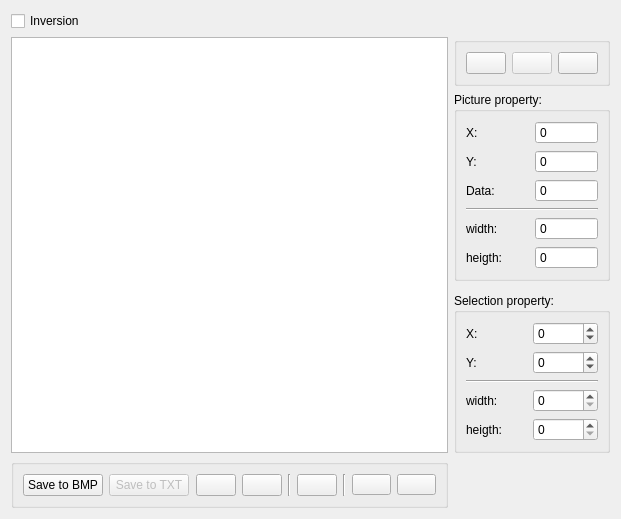
Old version of the form viewer/viewer_widget.ui in the repository verbkinm2/WTF_Viewer.
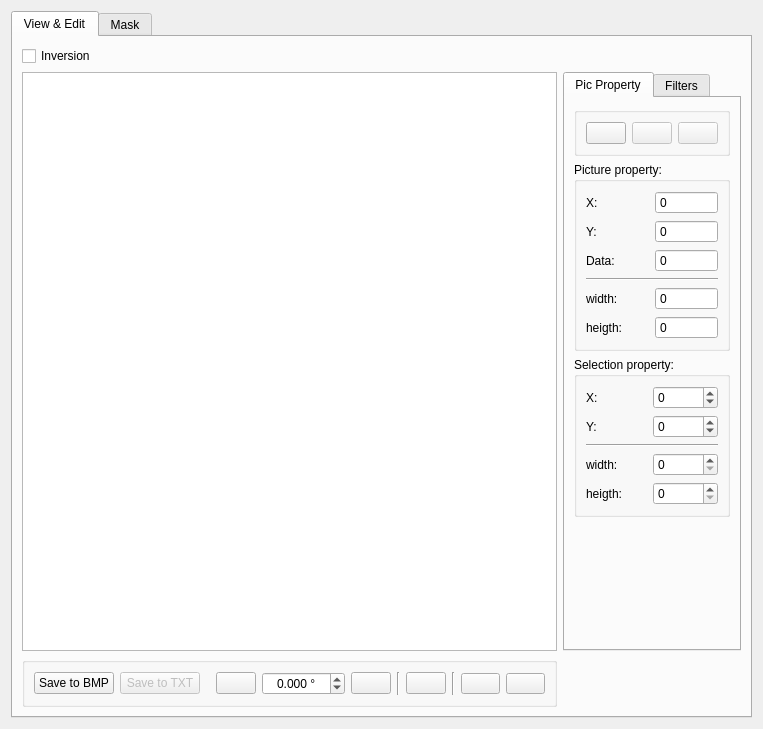
New version of the form. Icons and pictures are not drawn. Custom widgets are drawn as their Qt base class.

Diff of the .ui file:
```diff
--- a/viewer/viewer_widget.ui
+++ b/viewer/viewer_widget.ui
@@ -6,15 +6,53 @@
    <rect>
     <x>0</x>
     <y>0</y>
-    <width>621</width>
-    <height>477</height>
+    <width>763</width>
+    <height>729</height>
    </rect>
   </property>
   <property name="windowTitle">
    <string>Form</string>
   </property>
   <layout class="QGridLayout" name="gridLayout_3">
-   <item row="1" column="1">
+   <item row="0" column="0">
+    <widget class="QTabWidget" name="tabWidget">
+     <property name="currentIndex">
+      <number>0</number>
+     </property>
+     <property name="usesScrollButtons">
+      <bool>true</bool>
+     </property>
+     <property name="documentMode">
+      <bool>false</bool>
+     </property>
+     <widget class="QWidget" name="tab">
+      <attribute name="title">
+       <string>View &amp;&amp; Edit</string>
+      </attribute>
+      <layout class="QGridLayout" name="gridLayout_4" rowstretch="1,1,1,0" columnstretch="1,0,0">
+       <item row="1" column="2" rowspan="2">
+        <widget class="QTabWidget" name="tabWidgetRight">
+         <property name="maximumSize">
+          <size>
+           <width>16777215</width>
+           <height>16777215</height>
+          </size>
+         </property>
+         <property name="tabPosition">
+          <enum>QTabWidget::North</enum>
+         </property>
+         <property name="tabShape">
+          <enum>QTabWidget::Rounded</enum>
+         </property>
+         <property name="currentIndex">
+          <number>0</number>
+         </property>
+         <widget class="QWidget" name="twrProperty">
+          <attribute name="title">
+           <string>Pic Property</string>
+          </attribute>
+          <layout class="QVBoxLayout" name="verticalLayout_5">
+           <item>
     <widget class="QGroupBox" name="edit_panel">
      <property name="title">
       <string/>
@@ -69,7 +107,7 @@
       <item>
        <widget class="QPushButton" name="cut_button">
         <property name="enabled">
-         <bool>true</bool>
+                 <bool>false</bool>
         </property>
         <property name="toolTip">
          <string>cut</string>
@@ -86,17 +124,349 @@
      </layout>
     </widget>
    </item>
+           <item>
+            <widget class="QGroupBox" name="data_panel">
+             <property name="title">
+              <string>Picture property:</string>
+             </property>
+             <layout class="QGridLayout" name="gridLayout">
+              <item row="2" column="0">
+               <widget class="QLabel" name="label_2">
+                <property name="text">
+                 <string>Y:</string>
+                </property>
+               </widget>
+              </item>
+              <item row="3" column="1">
+               <widget class="QSpinBox" name="data">
+                <property name="toolTip">
+                 <string>Data in &quot;pixel&quot;</string>
+                </property>
+                <property name="readOnly">
+                 <bool>true</bool>
+                </property>
+                <property name="buttonSymbols">
+                 <enum>QAbstractSpinBox::NoButtons</enum>
+                </property>
+                <property name="minimum">
+                 <number>0</number>
+                </property>
+                <property name="maximum">
+                 <number>65535</number>
+                </property>
+               </widget>
+              </item>
+              <item row="7" column="1">
+               <widget class="QSpinBox" name="heigth">
+                <property name="toolTip">
+                 <string>height of picture</string>
+                </property>
+                <property name="readOnly">
+                 <bool>true</bool>
+                </property>
+                <property name="buttonSymbols">
+                 <enum>QAbstractSpinBox::NoButtons</enum>
+                </property>
+                <property name="showGroupSeparator" stdset="0">
+                 <bool>false</bool>
+                </property>
+                <property name="maximum">
+                 <number>65535</number>
+                </property>
+               </widget>
+              </item>
+              <item row="1" column="1">
+               <widget class="QSpinBox" name="x">
+                <property name="toolTip">
+                 <string>X mouse position</string>
+                </property>
+                <property name="wrapping">
+                 <bool>false</bool>
+                </property>
+                <property name="readOnly">
+                 <bool>true</bool>
+                </property>
+                <property name="buttonSymbols">
+                 <enum>QAbstractSpinBox::NoButtons</enum>
+                </property>
+                <property name="minimum">
+                 <number>-65535</number>
+                </property>
+                <property name="maximum">
+                 <number>65535</number>
+                </property>
+                <property name="value">
+                 <number>0</number>
+                </property>
+               </widget>
+              </item>
+              <item row="2" column="1">
+               <widget class="QSpinBox" name="y">
+                <property name="toolTip">
+                 <string>Y mouse position</string>
+                </property>
+                <property name="readOnly">
+                 <bool>true</bool>
+                </property>
+                <property name="buttonSymbols">
+                 <enum>QAbstractSpinBox::NoButtons</enum>
+                </property>
+                <property name="minimum">
+                 <number>-65535</number>
+                </property>
+                <property name="maximum">
+                 <number>65535</number>
+                </property>
+               </widget>
+              </item>
+              <item row="1" column="0">
+               <widget class="QLabel" name="label">
+                <property name="text">
+                 <string>X:</string>
+                </property>
+               </widget>
+              </item>
+              <item row="4" column="0" colspan="2">
+               <widget class="Line" name="line">
+                <property name="orientation">
+                 <enum>Qt::Horizontal</enum>
+                </property>
+               </widget>
+              </item>
+              <item row="7" column="0">
+               <widget class="QLabel" name="label_5">
+                <property name="text">
+                 <string>heigth:</string>
+                </property>
+               </widget>
+              </item>
+              <item row="5" column="1">
+               <widget class="QSpinBox" name="width">
+                <property name="toolTip">
+                 <string>width of picture</string>
+                </property>
+                <property name="wrapping">
+                 <bool>true</bool>
+                </property>
+                <property name="readOnly">
+                 <bool>true</bool>
+                </property>
+                <property name="buttonSymbols">
+                 <enum>QAbstractSpinBox::NoButtons</enum>
+                </property>
+                <property name="minimum">
+                 <number>0</number>
+                </property>
+                <property name="maximum">
+                 <number>65535</number>
+                </property>
+               </widget>
+              </item>
+              <item row="5" column="0">
+               <widget class="QLabel" name="label_4">
+                <property name="text">
+                 <string>width:</string>
+                </property>
+               </widget>
+              </item>
+              <item row="3" column="0">
+               <widget class="QLabel" name="label_3">
+                <property name="text">
+                 <string>Data:</string>
+                </property>
+               </widget>
+              </item>
+             </layout>
+            </widget>
+           </item>
+           <item>
+            <widget class="QGroupBox" name="data_panel_selection">
+             <property name="enabled">
+              <bool>true</bool>
+             </property>
+             <property name="title">
+              <string>Selection property:</string>
+             </property>
+             <layout class="QGridLayout" name="gridLayout_2">
+              <item row="0" column="1">
+               <widget class="QSpinBox" name="x_selection">
+                <property name="toolTip">
+                 <string>X cordinate of frame</string>
+                </property>
+                <property name="wrapping">
+                 <bool>false</bool>
+                </property>
+                <property name="readOnly">
+                 <bool>false</bool>
+                </property>
+                <property name="buttonSymbols">
+                 <enum>QAbstractSpinBox::UpDownArrows</enum>
+                </property>
+                <property name="specialValueText">
+                 <string/>
+                </property>
+                <property name="showGroupSeparator" stdset="0">
+                 <bool>false</bool>
+                </property>
+                <property name="suffix">
+                 <string/>
+                </property>
+                <property name="minimum">
+                 <number>-65535</number>
+                </property>
+                <property name="maximum">
+                 <number>65535</number>
+                </property>
+               </widget>
+              </item>
+              <item row="3" column="1">
+               <widget class="QSpinBox" name="width_selection">
+                <property name="toolTip">
+                 <string>width of frame</string>
+                </property>
+                <property name="frame">
+                 <bool>true</bool>
+                </property>
+                <property name="readOnly">
+                 <bool>false</bool>
+                </property>
+                <property name="minimum">
+                 <number>0</number>
+                </property>
+                <property name="maximum">
+                 <number>65535</number>
+                </property>
+                <property name="singleStep">
+                 <number>1</number>
+                </property>
+                <property name="value">
+                 <number>0</number>
+                </property>
+               </widget>
+              </item>
+              <item row="4" column="1">
+               <widget class="QSpinBox" name="heigth_selection">
+                <property name="toolTip">
+                 <string>height of frame</string>
+                </property>
+                <property name="readOnly">
+                 <bool>false</bool>
+                </property>
+                <property name="accelerated">
+                 <bool>false</bool>
+                </property>
+                <property name="showGroupSeparator" stdset="0">
+                 <bool>false</bool>
+                </property>
+                <property name="minimum">
+                 <number>0</number>
+                </property>
+                <property name="maximum">
+                 <number>65535</number>
+                </property>
+                <property name="singleStep">
+                 <number>1</number>
+                </property>
+                <property name="value">
+                 <number>0</number>
+                </property>
+               </widget>
+              </item>
+              <item row="1" column="0">
+               <widget class="QLabel" name="label_9">
+                <property name="text">
+                 <string>Y:</string>
+                </property>
+               </widget>
+              </item>
+              <item row="1" column="1">
+               <widget class="QSpinBox" name="y_selection">
+                <property name="toolTip">
+                 <string>Y cordinate of frame</string>
+                </property>
+                <property name="readOnly">
+                 <bool>false</bool>
+                </property>
+                <property name="minimum">
+                 <number>-65535</number>
+                </property>
+                <property name="maximum">
+                 <number>65535</number>
+                </property>
+               </widget>
+              </item>
+              <item row="2" column="0" colspan="2">
+               <widget class="Line" name="line_3">
+                <property name="orientation">
+                 <enum>Qt::Horizontal</enum>
+                </property>
+               </widget>
+              </item>
    <item row="0" column="0">
-    <widget class="QCheckBox" name="inversion">
-     <property name="toolTip">
-      <string>negative of  image</string>
-     </property>
+               <widget class="QLabel" name="label_7">
+                <property name="text">
+                 <string>X:</string>
+                </property>
+               </widget>
+              </item>
+              <item row="3" column="0">
+               <widget class="QLabel" name="label_8">
      <property name="text">
-      <string>Inversion</string>
+                 <string>width:</string>
      </property>
     </widget>
    </item>
-   <item row="6" column="0">
+              <item row="4" column="0">
+               <widget class="QLabel" name="label_6">
+                <property name="text">
+                 <string>heigth:</string>
+                </property>
+               </widget>
+              </item>
+             </layout>
+            </widget>
+           </item>
+           <item>
+            <spacer name="verticalSpacer_2">
+             <property name="orientation">
+              <enum>Qt::Vertical</enum>
+             </property>
+             <property name="sizeHint" stdset="0">
+              <size>
+               <width>20</width>
+               <height>40</height>
+              </size>
+             </property>
+            </spacer>
+           </item>
+          </layout>
+         </widget>
+         <widget class="QWidget" name="twrFilter">
+          <attribute name="title">
+           <string>Filters</string>
+          </attribute>
+          <layout class="QVBoxLayout" name="verticalLayout_6">
+           <item>
+            <widget class="ClogFilterPanel" name="clogFilterPanel" native="true"/>
+           </item>
+           <item>
+            <spacer name="verticalSpacer">
+             <property name="orientation">
+              <enum>Qt::Vertical</enum>
+             </property>
+             <property name="sizeHint" stdset="0">
+              <size>
+               <width>116</width>
+               <height>15</height>
+              </size>
+             </property>
+            </spacer>
+           </item>
+          </layout>
+         </widget>
+        </widget>
+       </item>
+       <item row="3" column="0">
     <widget class="QGroupBox" name="button_panel">
      <property name="enabled">
       <bool>true</bool>
@@ -170,6 +540,37 @@
         </property>
        </widget>
       </item>
+          <item>
+           <widget class="QDoubleSpinBox" name="angle">
+            <property name="wrapping">
+             <bool>false</bool>
+            </property>
+            <property name="frame">
+             <bool>true</bool>
+            </property>
+            <property name="alignment">
+             <set>Qt::AlignCenter</set>
+            </property>
+            <property name="specialValueText">
+             <string/>
+            </property>
+            <property name="suffix">
+             <string> °</string>
+            </property>
+            <property name="decimals">
+             <number>3</number>
+            </property>
+            <property name="minimum">
+             <double>-360.000000000000000</double>
+            </property>
+            <property name="maximum">
+             <double>360.000000000000000</double>
+            </property>
+            <property name="singleStep">
+             <double>0.100000000000000</double>
+            </property>
+           </widget>
+          </item>
       <item>
        <widget class="QPushButton" name="rotate_minus">
         <property name="enabled">
@@ -267,7 +668,7 @@
      </layout>
     </widget>
    </item>
-   <item row="1" column="0" rowspan="5">
+       <item row="1" column="0" rowspan="2">
     <widget class="QGraphicsView" name="graphicsView">
      <property name="frameShape">
       <enum>QFrame::StyledPanel</enum>
@@ -327,323 +728,126 @@
      </property>
     </widget>
    </item>
-   <item row="2" column="1">
-    <widget class="QGroupBox" name="data_panel">
-     <property name="title">
-      <string>Picture property:</string>
-     </property>
-     <layout class="QGridLayout" name="gridLayout">
-      <item row="2" column="0">
-       <widget class="QLabel" name="label_2">
-        <property name="text">
-         <string>Y:</string>
-        </property>
-       </widget>
-      </item>
-      <item row="3" column="1">
-       <widget class="QSpinBox" name="data">
-        <property name="toolTip">
-         <string>Data in &quot;pixel&quot;</string>
-        </property>
-        <property name="readOnly">
-         <bool>true</bool>
-        </property>
-        <property name="buttonSymbols">
-         <enum>QAbstractSpinBox::NoButtons</enum>
-        </property>
-        <property name="minimum">
-         <number>0</number>
-        </property>
-        <property name="maximum">
-         <number>65535</number>
-        </property>
-       </widget>
-      </item>
-      <item row="7" column="1">
-       <widget class="QSpinBox" name="heigth">
-        <property name="toolTip">
-         <string>height of picture</string>
-        </property>
-        <property name="readOnly">
-         <bool>true</bool>
-        </property>
-        <property name="buttonSymbols">
-         <enum>QAbstractSpinBox::NoButtons</enum>
-        </property>
-        <property name="showGroupSeparator" stdset="0">
-         <bool>false</bool>
-        </property>
-        <property name="maximum">
-         <number>65535</number>
-        </property>
-       </widget>
-      </item>
-      <item row="1" column="1">
-       <widget class="QSpinBox" name="x">
-        <property name="toolTip">
-         <string>X mouse position</string>
-        </property>
-        <property name="wrapping">
-         <bool>false</bool>
-        </property>
-        <property name="readOnly">
-         <bool>true</bool>
-        </property>
-        <property name="buttonSymbols">
-         <enum>QAbstractSpinBox::NoButtons</enum>
-        </property>
-        <property name="minimum">
-         <number>-65535</number>
-        </property>
-        <property name="maximum">
-         <number>65535</number>
-        </property>
-        <property name="value">
-         <number>0</number>
-        </property>
-       </widget>
-      </item>
-      <item row="2" column="1">
-       <widget class="QSpinBox" name="y">
-        <property name="toolTip">
-         <string>Y mouse position</string>
-        </property>
-        <property name="readOnly">
-         <bool>true</bool>
-        </property>
-        <property name="buttonSymbols">
-         <enum>QAbstractSpinBox::NoButtons</enum>
-        </property>
-        <property name="minimum">
-         <number>-65535</number>
-        </property>
-        <property name="maximum">
-         <number>65535</number>
-        </property>
-       </widget>
-      </item>
-      <item row="1" column="0">
-       <widget class="QLabel" name="label">
-        <property name="text">
-         <string>X:</string>
-        </property>
-       </widget>
-      </item>
-      <item row="4" column="0" colspan="2">
-       <widget class="Line" name="line">
-        <property name="orientation">
-         <enum>Qt::Horizontal</enum>
-        </property>
-       </widget>
-      </item>
-      <item row="7" column="0">
-       <widget class="QLabel" name="label_5">
-        <property name="text">
-         <string>heigth:</string>
-        </property>
-       </widget>
-      </item>
-      <item row="5" column="1">
-       <widget class="QSpinBox" name="width">
-        <property name="toolTip">
-         <string>width of picture</string>
-        </property>
-        <property name="wrapping">
-         <bool>true</bool>
-        </property>
-        <property name="readOnly">
-         <bool>true</bool>
-        </property>
-        <property name="buttonSymbols">
-         <enum>QAbstractSpinBox::NoButtons</enum>
-        </property>
-        <property name="minimum">
-         <number>0</number>
-        </property>
-        <property name="maximum">
-         <number>65535</number>
-        </property>
-       </widget>
-      </item>
-      <item row="5" column="0">
-       <widget class="QLabel" name="label_4">
-        <property name="text">
-         <string>width:</string>
-        </property>
-       </widget>
-      </item>
-      <item row="3" column="0">
-       <widget class="QLabel" name="label_3">
-        <property name="text">
-         <string>Data:</string>
-        </property>
-       </widget>
-      </item>
-     </layout>
-    </widget>
-   </item>
-   <item row="5" column="1">
-    <spacer name="verticalSpacer">
-     <property name="orientation">
-      <enum>Qt::Vertical</enum>
-     </property>
-     <property name="sizeHint" stdset="0">
-      <size>
-       <width>20</width>
-       <height>40</height>
-      </size>
-     </property>
-    </spacer>
-   </item>
-   <item row="4" column="1">
-    <widget class="QGroupBox" name="data_panel_selection">
-     <property name="enabled">
-      <bool>true</bool>
-     </property>
-     <property name="title">
-      <string>Selection property:</string>
-     </property>
-     <layout class="QGridLayout" name="gridLayout_2">
-      <item row="1" column="0">
-       <widget class="QLabel" name="label_9">
-        <property name="text">
-         <string>Y:</string>
-        </property>
-       </widget>
-      </item>
-      <item row="0" column="1">
-       <widget class="QSpinBox" name="x_selection">
-        <property name="toolTip">
-         <string>X cordinate of frame</string>
-        </property>
-        <property name="wrapping">
-         <bool>false</bool>
-        </property>
-        <property name="readOnly">
-         <bool>false</bool>
-        </property>
-        <property name="buttonSymbols">
-         <enum>QAbstractSpinBox::UpDownArrows</enum>
-        </property>
-        <property name="specialValueText">
-         <string/>
-        </property>
-        <property name="showGroupSeparator" stdset="0">
-         <bool>false</bool>
-        </property>
-        <property name="suffix">
-         <string/>
-        </property>
-        <property name="minimum">
-         <number>-65535</number>
-        </property>
-        <property name="maximum">
-         <number>65535</number>
-        </property>
-       </widget>
-      </item>
-      <item row="1" column="1">
-       <widget class="QSpinBox" name="y_selection">
-        <property name="toolTip">
-         <string>Y cordinate of frame</string>
-        </property>
-        <property name="readOnly">
-         <bool>false</bool>
-        </property>
-        <property name="minimum">
-         <number>-65535</number>
-        </property>
-        <property name="maximum">
-         <number>65535</number>
-        </property>
-       </widget>
-      </item>
-      <item row="4" column="1">
-       <widget class="QSpinBox" name="heigth_selection">
-        <property name="toolTip">
-         <string>height of frame</string>
-        </property>
-        <property name="readOnly">
-         <bool>false</bool>
-        </property>
-        <property name="accelerated">
-         <bool>false</bool>
-        </property>
-        <property name="showGroupSeparator" stdset="0">
-         <bool>false</bool>
-        </property>
-        <property name="minimum">
-         <number>0</number>
-        </property>
-        <property name="maximum">
-         <number>65535</number>
-        </property>
-        <property name="singleStep">
-         <number>1</number>
-        </property>
-        <property name="value">
-         <number>0</number>
-        </property>
-       </widget>
-      </item>
-      <item row="4" column="0">
-       <widget class="QLabel" name="label_6">
-        <property name="text">
-         <string>heigth:</string>
-        </property>
-       </widget>
-      </item>
-      <item row="3" column="1">
-       <widget class="QSpinBox" name="width_selection">
-        <property name="toolTip">
-         <string>width of frame</string>
-        </property>
-        <property name="frame">
-         <bool>true</bool>
-        </property>
-        <property name="readOnly">
-         <bool>false</bool>
-        </property>
-        <property name="minimum">
-         <number>0</number>
-        </property>
-        <property name="maximum">
-         <number>65535</number>
-        </property>
-        <property name="singleStep">
-         <number>1</number>
-        </property>
-        <property name="value">
-         <number>0</number>
-        </property>
-       </widget>
-      </item>
-      <item row="3" column="0">
-       <widget class="QLabel" name="label_8">
-        <property name="text">
-         <string>width:</string>
-        </property>
-       </widget>
-      </item>
       <item row="0" column="0">
-       <widget class="QLabel" name="label_7">
+        <widget class="QCheckBox" name="inversion">
+         <property name="toolTip">
+          <string>negative of  image</string>
+         </property>
         <property name="text">
-         <string>X:</string>
+          <string>Inversion</string>
         </property>
        </widget>
       </item>
-      <item row="2" column="0" colspan="2">
-       <widget class="Line" name="line_3">
-        <property name="orientation">
-         <enum>Qt::Horizontal</enum>
-        </property>
+      </layout>
+     </widget>
+     <widget class="QWidget" name="tab_2">
+      <attribute name="title">
+       <string>Mask</string>
+      </attribute>
+      <layout class="QGridLayout" name="gridLayout_5">
+       <item row="0" column="1">
+        <widget class="QGroupBox" name="groupBox">
+         <property name="title">
+          <string>Origin:</string>
+         </property>
+         <layout class="QVBoxLayout" name="verticalLayout">
+          <item>
+           <widget class="QGraphicsView" name="graphicsView_Origin">
+            <property name="backgroundBrush">
+             <brush brushstyle="SolidPattern">
+              <color alpha="255">
+               <red>200</red>
+               <green>200</green>
+               <blue>200</blue>
+              </color>
+             </brush>
+            </property>
        </widget>
       </item>
      </layout>
     </widget>
    </item>
-  </layout>
- </widget>
+       <item row="1" column="1">
+        <widget class="QGroupBox" name="groupBox_2">
+         <property name="title">
+          <string>Mask:</string>
+         </property>
+         <layout class="QVBoxLayout" name="verticalLayout_2">
+          <item>
+           <widget class="QGraphicsView" name="graphicsView_Mask">
+            <property name="backgroundBrush">
+             <brush brushstyle="SolidPattern">
+              <color alpha="255">
+               <red>200</red>
+               <green>200</green>
+               <blue>200</blue>
+              </color>
+             </brush>
+            </property>
+           </widget>
+          </item>
+         </layout>
+        </widget>
+       </item>
+       <item row="1" column="2">
+        <widget class="QGroupBox" name="groupBox_4">
+         <property name="title">
+          <string>Log:</string>
+         </property>
+         <layout class="QVBoxLayout" name="verticalLayout_4">
+          <item>
+           <widget class="QTextEdit" name="textEdit">
+            <property name="readOnly">
+             <bool>true</bool>
+            </property>
+            <property name="html">
+             <string>&lt;!DOCTYPE HTML PUBLIC &quot;-//W3C//DTD HTML 4.0//EN&quot; &quot;http://www.w3.org/TR/REC-html40/strict.dtd&quot;&gt;
+&lt;html&gt;&lt;head&gt;&lt;meta name=&quot;qrichtext&quot; content=&quot;1&quot; /&gt;&lt;style type=&quot;text/css&quot;&gt;
+p, li { white-space: pre-wrap; }
+&lt;/style&gt;&lt;/head&gt;&lt;body style=&quot; font-family:'MS Shell Dlg 2'; font-size:8.25pt; font-weight:400; font-style:normal;&quot;&gt;
+&lt;p align=&quot;center&quot; style=&quot; margin-top:0px; margin-bottom:0px; margin-left:0px; margin-right:0px; -qt-block-indent:0; text-indent:0px;&quot;&gt;&lt;span style=&quot; font-size:12pt;&quot;&gt;Hello World!&lt;/span&gt;&lt;/p&gt;&lt;/body&gt;&lt;/html&gt;</string>
+            </property>
+           </widget>
+          </item>
+         </layout>
+        </widget>
+       </item>
+       <item row="0" column="2">
+        <widget class="QGroupBox" name="groupBox_3">
+         <property name="title">
+          <string>Result:</string>
+         </property>
+         <layout class="QVBoxLayout" name="verticalLayout_3">
+          <item>
+           <widget class="QGraphicsView" name="graphicsView_Result">
+            <property name="backgroundBrush">
+             <brush brushstyle="SolidPattern">
+              <color alpha="255">
+               <red>200</red>
+               <green>200</green>
+               <blue>200</blue>
+              </color>
+             </brush>
+            </property>
+           </widget>
+          </item>
+         </layout>
+        </widget>
+       </item>
+      </layout>
+     </widget>
+    </widget>
+   </item>
+  </layout>
+ </widget>
+ <customwidgets>
+  <customwidget>
+   <class>ClogFilterPanel</class>
+   <extends>QWidget</extends>
+   <header>../WTF_Viewer/viewer/clogfilterpanel.h</header>
+   <container>1</container>
+  </customwidget>
+ </customwidgets>
  <resources>
   <include location="../img.qrc"/>
  </resources>
```
Lines whose indentation alone changed are shown as unchanged.
